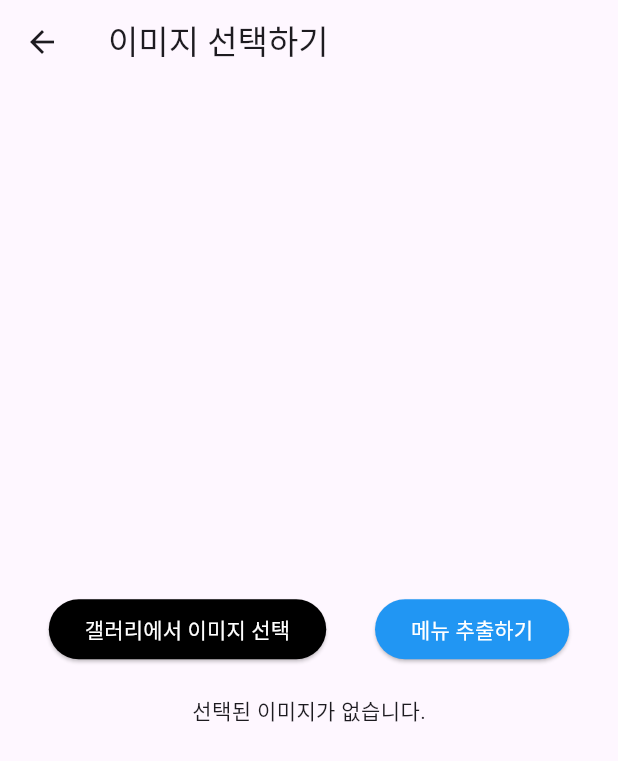
After one commit to HS-Advanced-Mobile-Programming/overture, a Flutter app: the ImagePickerScreen screen opened directly, after a tap on "갤러리에서 이미지 선택", on a phone screen of 412 x 824 dp. The commit adds this screen. Shown: the top 761 px of the screen. Run offline on Flutter 3.47's test engine with Material 3 defaults, Android fonts, the phone set to English and light mode, and no system bars; our stand-ins replace dotted_line, flutter_dotenv, flutter_rating_bar, flutter_time_picker_spinner, fluttertoast, geolocator and 4 more; missing offline and left inert: counter_button, dart:ffi, expandable_widgets, flutter_animated_icons, google_mlkit_text_recognition; generated files the repository leaves out were written again.

Commit message:
OCR Menu Extract Complete

```diff
--- a/lib/CheckListScreen/CheckListScreen.dart
+++ b/lib/CheckListScreen/CheckListScreen.dart
@@ -1,6 +1,5 @@
 import 'dart:ffi';
 
-import 'package:counter_button/counter_button.dart';
 import 'package:flutter/cupertino.dart';
 import 'package:flutter/material.dart';
 import 'package:expandable_widgets/expandable_widgets.dart';
--- /dev/null
+++ b/lib/MenuTranslationScreen/MenuTranslationScreen.dart
@@ -0,0 +1,172 @@
+import 'package:counter_button/counter_button.dart';
+import 'package:flutter/material.dart';
+import 'package:google_mlkit_text_recognition/google_mlkit_text_recognition.dart';
+import 'package:image_picker/image_picker.dart';
+import 'dart:io';
+import 'package:fluttertoast/fluttertoast.dart';
+
+class ImagePickerScreen extends StatefulWidget {
+  @override
+  _ImagePickerScreenState createState() => _ImagePickerScreenState();
+}
+
+class _ImagePickerScreenState extends State<ImagePickerScreen> {
+  File? _selectedImage;
+  String extractedText = "";
+
+  // 카운터 값을 각 메뉴 항목별로 저장하는 Map
+  Map<String, int> menuItemCounters = {};
+
+  // 갤러리에서 이미지를 선택하는 함수
+  Future<void> _pickImage() async {
+    final ImagePicker _picker = ImagePicker();
+
+    // 갤러리에서 이미지 선택
+    final XFile? image = await _picker.pickImage(source: ImageSource.gallery);
+
+    if (image != null) {
+      setState(() {
+        // 선택한 이미지 파일을 _selectedImage에 저장
+        _selectedImage = File(image.path);
+      });
+    }
+    _processImage();
+  }
+
+  Future<void> _processImage() async {
+    final inputImage = InputImage.fromFilePath(_selectedImage!.path);
+    final textRecognizer = TextRecognizer();
+    final RecognizedText recognizedText = await textRecognizer.processImage(inputImage);
+
+    extractedText = recognizedText.text;
+
+    // 정규 표현식을 사용하여 문자만 추출
+    extractedText = _extractAlphabeticCharacters(extractedText);
+  }
+
+  // 문자만 추출하는 함수
+  String _extractAlphabeticCharacters(String input) {
+    // 알파벳 문자만 남기고 나머지 문자들은 제거 (공백 포함)
+    RegExp regExp = RegExp(r'[a-zA-Zㄱ-ㅎ가-힣\s]+');
+    return regExp.allMatches(input).map((match) => match.group(0)).join(' ').trim();
+  }
+
+  @override
+  Widget build(BuildContext context) {
+    return Scaffold(
+      appBar: AppBar(title: Text('이미지 선택하기')),
+      body: Center(
+        child: Column(
+          mainAxisAlignment: MainAxisAlignment.center,
+          children: [
+            // 버튼을 누르면 갤러리로 이동
+            Row(
+              mainAxisAlignment: MainAxisAlignment.spaceEvenly,
+              children: [
+                ElevatedButton(
+                  onPressed: _pickImage,
+                  child: Text('갤러리에서 이미지 선택'),
+                  style: ElevatedButton.styleFrom(
+                    foregroundColor: Colors.white, backgroundColor: Colors.black, // 텍스트 색상
+                  ),
+                ),
+                ElevatedButton(
+                  onPressed: () {
+                    if (extractedText == "") {
+                      Fluttertoast.showToast(
+                          msg: "추출된 문자가 없습니다.",
+                          toastLength: Toast.LENGTH_SHORT,
+                          gravity: ToastGravity.BOTTOM,
+                          timeInSecForIosWeb: 1,
+                          backgroundColor: Colors.red,
+                          textColor: Colors.white,
+                          fontSize: 16.0
+                      );
+                    } else {
+                      //TODO AI 요청
+                      showModalBottomSheet(
+                        context: context,
+                        builder: (context) {
+                          return StatefulBuilder(
+                            builder: (BuildContext context, StateSetter setState) {
+                              List<String> menuItems = extractedText
+                                  .split("\n")
+                                  .map((item) => item.trim())
+                                  .toList();
+
+                              return ListView.builder(
+                                padding: EdgeInsets.all(8),
+                                itemCount: menuItems.length,
+                                itemBuilder: (context, index) {
+                                  String menuItem = menuItems[index];
+
+                                  // 각 메뉴 항목에 대해 숫자 값을 매핑
+                                  if (!menuItemCounters.containsKey(menuItem)) {
+                                    menuItemCounters[menuItem] = 0;
+                                  }
+
+                                  return Card(
+                                    margin: EdgeInsets.symmetric(vertical: 8.0, horizontal: 16.0),
+                                    child: ListTile(
+                                      contentPadding: EdgeInsets.all(10.0),
+                                      title: Row(
+                                        mainAxisAlignment: MainAxisAlignment.spaceBetween,
+                                        children: [
+                                          Text(
+                                            menuItem, // 메뉴 이름
+                                            style: TextStyle(fontWeight: FontWeight.bold, fontSize: 18),
+                                          ),
+                                          Row(
+                                            children: [
+                                              CounterButton(
+                                                loading: false,
+                                                onChange: (int val) {
+                                                  if(val<0){
+                                                    return;
+                                                  }
+                                                  setState(() {
+                                                    menuItemCounters[menuItem] = val;
+                                                  });
+                                                },
+                                                count: menuItemCounters[menuItem]!,
+                                                countColor: Colors.purple,
+                                                buttonColor: Colors.purpleAccent,
+                                                progressColor: Colors.purpleAccent,
+                                              ),
+                                            ],
+                                          ),
+                                        ],
+                                      ),
+                                    ),
+                                  );
+                                },
+                              );
+                            },
+                          );
+                        },
+                      );
+                    }
+                  },
+                  child: Text("메뉴 추출하기"),
+                  style: ElevatedButton.styleFrom(
+                    foregroundColor: Colors.white, backgroundColor: Colors.blue, // 텍스트 색상
+                  ),
+                ),
+              ],
+            ),
+            SizedBox(height: 20),
+            // 선택한 이미지를 비율에 맞게 화면에 표시
+            _selectedImage != null
+                ? Image.file(
+              _selectedImage!,
+              fit: BoxFit.contain, // 비율을 유지하면서 크기 맞추기
+              width: MediaQuery.of(context).size.width, // 화면 너비에 맞추기
+              height: MediaQuery.of(context).size.height * 0.5, // 화면 높이의 50% 크기
+            )
+                : Text('선택된 이미지가 없습니다.'),
+          ],
+        ),
+      ),
+    );
+  }
+}
--- a/lib/main.dart
+++ b/lib/main.dart
@@ -8,6 +8,8 @@ import 'package:overture/MapScreen/MapScreen.dart';
 import 'package:overture/ProfileScreen/SettingScreen.dart';
 import 'package:overture/ScheduleScreen.dart';
 import 'package:overture/TravelScreen.dart';
+
+import 'MenuTranslationScreen/MenuTranslationScreen.dart';
 
 //TODO main icon 움직이게
 
@@ -73,7 +75,7 @@ class _HomeScreenState extends State<HomeScreen> {
           padding: EdgeInsets.all(5.0),
           child: Image.asset('asset/img/appicon.png')
         ),
-        actions: [IconButton(onPressed: null, icon: Icon(Icons.notifications_none,size: 40))],
+        actions: [IconButton(onPressed: (){Navigator.push(context, MaterialPageRoute(builder: (context) => ImagePickerScreen()));}, icon: Icon(Icons.camera_alt_outlined,size: 40))],
         backgroundColor: Color(0xFFF0F4F6)
       ),
       backgroundColor: Color(0xFFF0F4F6),
--- a/pubspec.yaml
+++ b/pubspec.yaml
@@ -49,6 +49,10 @@ dependencies:
   counter_button: ^1.0.1
   google_maps_flutter: ^2.10.0
   geolocator: ^13.0.2
+  image_picker: ^1.1.2
+  google_mlkit_text_recognition: ^0.14.0
+  fluttertoast: ^8.2.8
+
 
 dev_dependencies:
   flutter_test:
```
Also changed, not shown: pubspec.lock, 3 other files.
